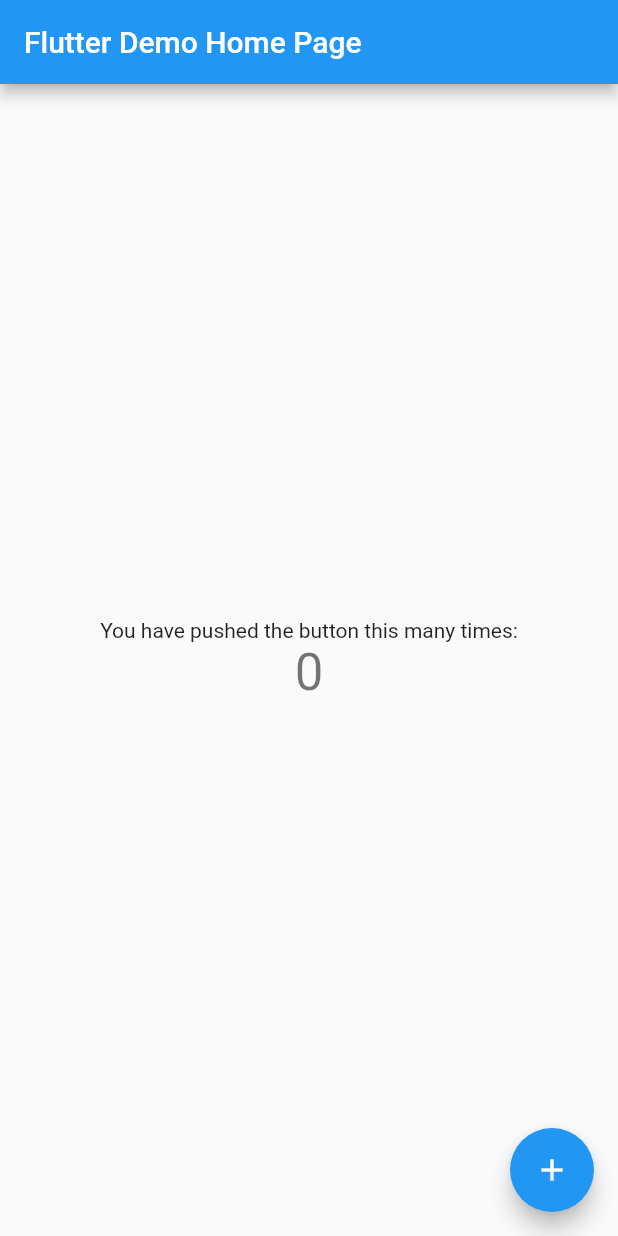
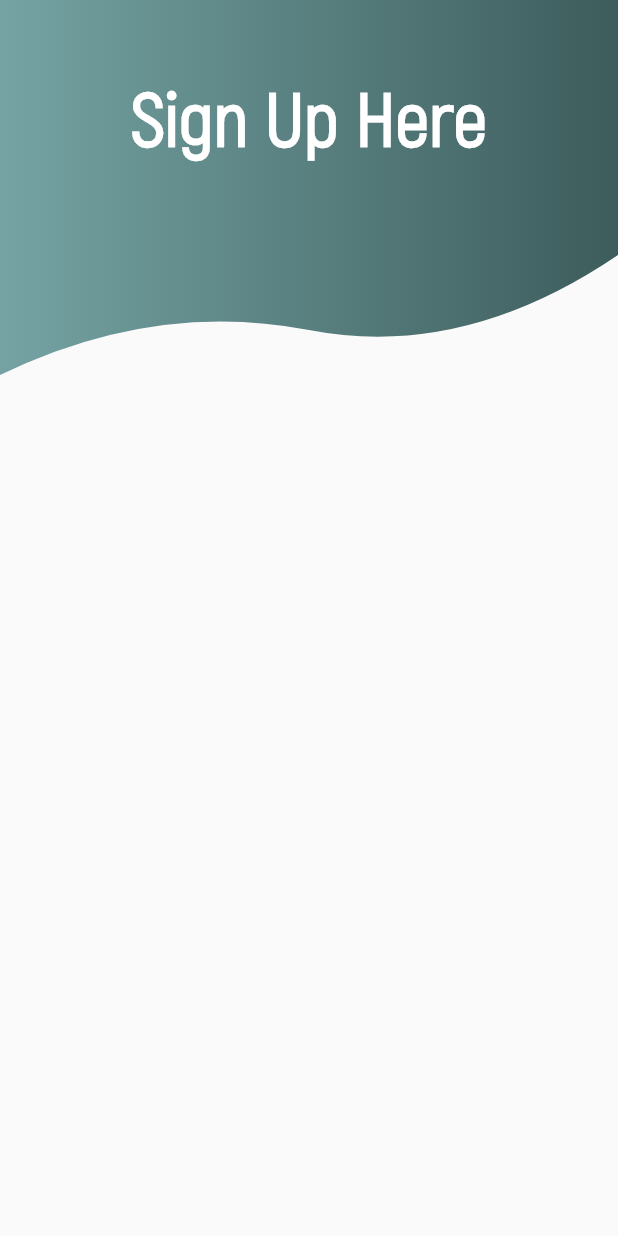
Before and after one commit to vishweshsoni/Hack19, a Flutter app: the screen it shows after launch, on a phone screen of 412 x 824 dp. Run offline on Flutter 3.47's test engine with Material 2 defaults, Android fonts, the phone set to English and light mode, and no system bars.

Commit message:
UI SignUp Page

```diff
--- /dev/null
+++ b/lib/CustomShapeClipper.dart
@@ -0,0 +1,30 @@
+import 'package:flutter/material.dart';
+
+class CustomShapeClipper extends CustomClipper<Path>{
+  @override
+  getClip(Size size) {
+    final Path path = Path();
+    path.lineTo(0.0, size.height);
+
+    var firstEndPoint = Offset(size.width*.5,size.height-30.0);
+    var firstControlPoint = Offset(size.width*0.25,size.height-50.0);
+    path.quadraticBezierTo(firstControlPoint.dx, firstControlPoint.dy, firstEndPoint.dx, firstEndPoint.dy);
+
+    var secondEndPoint = Offset(size.width,size.height-80.0);
+    var secondControlPoint = Offset(size.width*.75,size.height-10.0);
+    path.quadraticBezierTo(secondControlPoint.dx, secondControlPoint.dy, secondEndPoint.dx, secondEndPoint.dy);
+
+    path.lineTo(size.width, 0.0);
+    path.close();
+    return path;
+  }
+
+
+
+  @override
+  bool shouldReclip(CustomClipper oldClipper) {
+    // TODO: implement shouldReclip
+    return true;
+  }
+
+}
--- /dev/null
+++ b/lib/Pages/signUpPage.dart
@@ -0,0 +1,63 @@
+import 'package:flutter/material.dart';
+import 'package:resume_builder/CustomShapeClipper.dart';
+
+
+class SignUpPage extends StatefulWidget {
+  @override
+  _SignUpPageState createState() => _SignUpPageState();
+}
+
+Color firstColor = Color(0xff75a3a3);
+Color secondColor = Color(0xff3d5c5c);
+
+class _SignUpPageState extends State<SignUpPage> {
+  @override
+  Widget build(BuildContext context) {
+    return Scaffold(
+      body: Column(
+        children: <Widget>[
+            SignUpTop()
+        ],
+      ),
+    );
+  }
+}
+
+class SignUpTop extends StatefulWidget {
+  @override
+  _SignUpTopState createState() => _SignUpTopState();
+}
+
+class _SignUpTopState extends State<SignUpTop> {
+  @override
+  Widget build(BuildContext context) {
+    return Stack(
+      children: <Widget>[
+        ClipPath(
+          clipper: CustomShapeClipper(),
+          child: Container(height: 250.0,
+            child: Column(
+              children: <Widget>[
+                SizedBox(height: 50.0,width: MediaQuery.of(context).size.width,),
+                Text("Sign Up Here",
+                style: TextStyle(
+                  fontSize: 50.0,
+                  color: Colors.white,
+                  fontWeight: FontWeight.w900
+                ),
+                  textAlign: TextAlign.center,
+                )
+              ],
+            ),
+            decoration: BoxDecoration(
+              gradient: LinearGradient(colors: [
+                firstColor,
+                secondColor
+              ])
+
+            ),),
+        )
+      ],
+    );
+  }
+}
--- /dev/null
+++ b/lib/SizeConfig.dart
@@ -0,0 +1,29 @@
+import 'package:flutter/widgets.dart';
+
+class SizeConfig {
+  static MediaQueryData _mediaQueryData;
+  static double screenWidth;
+  static double screenHeight;
+  static double blockSizeHorizontal;
+  static double blockSizeVertical;
+
+  static double _safeAreaHorizontal;
+  static double _safeAreaVertical;
+  static double safeBlockHorizontal;
+  static double safeBlockVertical;
+
+  void init(BuildContext context) {
+    _mediaQueryData = MediaQuery.of(context);
+    screenWidth = _mediaQueryData.size.width;
+    screenHeight = _mediaQueryData.size.height;
+    blockSizeHorizontal = screenWidth / 100;
+    blockSizeVertical = screenHeight / 100;
+
+    _safeAreaHorizontal =
+        _mediaQueryData.padding.left + _mediaQueryData.padding.right;
+    _safeAreaVertical =
+        _mediaQueryData.padding.top + _mediaQueryData.padding.bottom;
+    safeBlockHorizontal = (screenWidth - _safeAreaHorizontal) / 100;
+    safeBlockVertical = (screenHeight - _safeAreaVertical) / 100;
+  }
+}
--- a/lib/main.dart
+++ b/lib/main.dart
@@ -1,4 +1,5 @@
 import 'package:flutter/material.dart';
+import 'package:resume_builder/Pages/signUpPage.dart';
 
 void main() => runApp(MyApp());
 
@@ -9,103 +10,10 @@ class MyApp extends StatelessWidget {
     return MaterialApp(
       title: 'Flutter Demo',
       theme: ThemeData(
-        // This is the theme of your application.
-        //
-        // Try running your application with "flutter run". You'll see the
-        // application has a blue toolbar. Then, without quitting the app, try
-        // changing the primarySwatch below to Colors.green and then invoke
-        // "hot reload" (press "r" in the console where you ran "flutter run",
-        // or simply save your changes to "hot reload" in a Flutter IDE).
-        // Notice that the counter didn't reset back to zero; the application
-        // is not restarted.
+        fontFamily: 'Akrobat',
         primarySwatch: Colors.blue,
       ),
-      home: MyHomePage(title: 'Flutter Demo Home Page'),
+      home: SignUpPage(),
     );
   }
 }
-
-class MyHomePage extends StatefulWidget {
-  MyHomePage({Key key, this.title}) : super(key: key);
-
-  // This widget is the home page of your application. It is stateful, meaning
-  // that it has a State object (defined below) that contains fields that affect
-  // how it looks.
-
-  // This class is the configuration for the state. It holds the values (in this
-  // case the title) provided by the parent (in this case the App widget) and
-  // used by the build method of the State. Fields in a Widget subclass are
-  // always marked "final".
-
-  final String title;
-
-  @override
-  _MyHomePageState createState() => _MyHomePageState();
-}
-
-class _MyHomePageState extends State<MyHomePage> {
-  int _counter = 0;
-
-  void _incrementCounter() {
-    setState(() {
-      // This call to setState tells the Flutter framework that something has
-      // changed in this State, which causes it to rerun the build method below
-      // so that the display can reflect the updated values. If we changed
-      // _counter without calling setState(), then the build method would not be
-      // called again, and so nothing would appear to happen.
-      _counter++;
-    });
-  }
-
-  @override
-  Widget build(BuildContext context) {
-    // This method is rerun every time setState is called, for instance as done
-    // by the _incrementCounter method above.
-    //
-    // The Flutter framework has been optimized to make rerunning build methods
-    // fast, so that you can just rebuild anything that needs updating rather
-    // than having to individually change instances of widgets.
-    return Scaffold(
-      appBar: AppBar(
-        // Here we take the value from the MyHomePage object that was created by
-        // the App.build method, and use it to set our appbar title.
-        title: Text(widget.title),
-      ),
-      body: Center(
-        // Center is a layout widget. It takes a single child and positions it
-        // in the middle of the parent.
-        child: Column(
-          // Column is also layout widget. It takes a list of children and
-          // arranges them vertically. By default, it sizes itself to fit its
-          // children horizontally, and tries to be as tall as its parent.
-          //
-          // Invoke "debug painting" (press "p" in the console, choose the
-          // "Toggle Debug Paint" action from the Flutter Inspector in Android
-          // Studio, or the "Toggle Debug Paint" command in Visual Studio Code)
-          // to see the wireframe for each widget.
-          //
-          // Column has various properties to control how it sizes itself and
-          // how it positions its children. Here we use mainAxisAlignment to
-          // center the children vertically; the main axis here is the vertical
-          // axis because Columns are vertical (the cross axis would be
-          // horizontal).
-          mainAxisAlignment: MainAxisAlignment.center,
-          children: <Widget>[
-            Text(
-              'You have pushed the button this many times:',
-            ),
-            Text(
-              '$_counter',
-              style: Theme.of(context).textTheme.display1,
-            ),
-          ],
-        ),
-      ),
-      floatingActionButton: FloatingActionButton(
-        onPressed: _incrementCounter,
-        tooltip: 'Increment',
-        child: Icon(Icons.add),
-      ), // This trailing comma makes auto-formatting nicer for build methods.
-    );
-  }
-}
--- a/pubspec.yaml
+++ b/pubspec.yaml
@@ -56,7 +56,10 @@ flutter:
   # "family" key with the font family name, and a "fonts" key with a
   # list giving the asset and other descriptors for the font. For
   # example:
-  # fonts:
+  fonts:
+      - family: Akrobat
+        fonts:
+          - asset: Assets/fonts/Akrobat-Regular.ttf
   #   - family: Schyler
   #     fonts:
   #       - asset: fonts/Schyler-Regular.ttf
```
Also changed, not shown: Assets/fonts/Akrobat-Regular.ttf (added), pubspec.lock.
